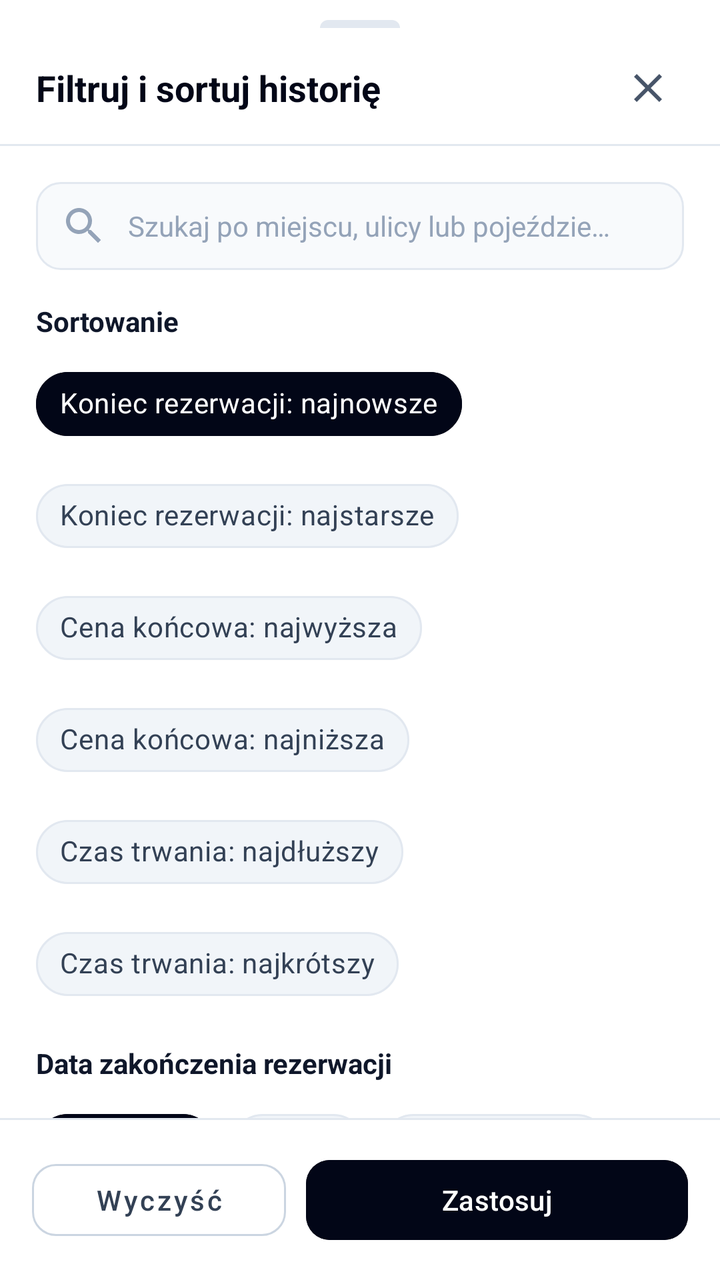
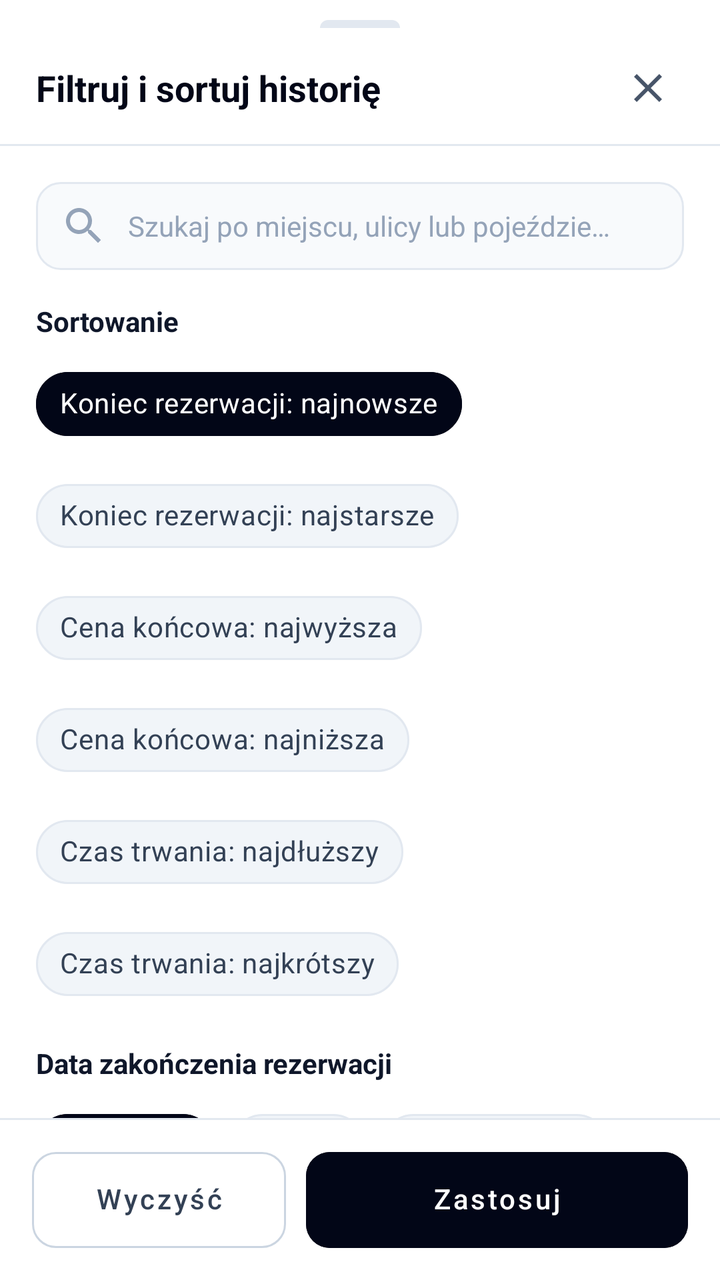

Compare the two renders of this Android layout. The source of the first and the diff that turns it into the second are given below.
<!-- AndroidManifest.xml: application theme Theme.Project -->
<!-- res/layout/dialog_history_filters.xml -->
<?xml version="1.0" encoding="utf-8"?>
<LinearLayout xmlns:android="http://schemas.android.com/apk/res/android"
    xmlns:app="http://schemas.android.com/apk/res-auto"
    android:layout_width="match_parent"
    android:layout_height="wrap_content"
    android:background="@color/card_background"
    android:orientation="vertical">

    
    <View
        android:layout_width="40dp"
        android:layout_height="4dp"
        android:layout_gravity="center_horizontal"
        android:layout_marginTop="10dp"
        android:background="@drawable/bg_bar_chart_slate" />

    
    <LinearLayout
        android:layout_width="match_parent"
        android:layout_height="wrap_content"
        android:gravity="center_vertical"
        android:orientation="horizontal"
        android:paddingHorizontal="18dp"
        android:paddingTop="12dp"
        android:paddingBottom="10dp">

        <TextView
            android:layout_width="0dp"
            android:layout_height="wrap_content"
            android:layout_weight="1"
            android:text="@string/history_filter_title"
            android:textColor="@color/brand_slate_950"
            android:textSize="18sp"
            android:textStyle="bold" />

        <ImageButton
            android:id="@+id/btn_close_history_filters"
            android:layout_width="36dp"
            android:layout_height="36dp"
            android:background="?attr/selectableItemBackgroundBorderless"
            android:contentDescription="@string/btn_close"
            android:src="@drawable/ic_close"
            app:tint="@color/brand_slate_600" />
    </LinearLayout>

    <View
        android:layout_width="match_parent"
        android:layout_height="1dp"
        android:background="@color/brand_slate_200" />

    <androidx.core.widget.NestedScrollView
        android:layout_width="match_parent"
        android:layout_height="0dp"
        android:layout_weight="1"
        android:fillViewport="true">

        <LinearLayout
            android:layout_width="match_parent"
            android:layout_height="wrap_content"
            android:orientation="vertical"
            android:padding="18dp">

            
            <EditText
                android:id="@+id/edit_history_query"
                android:layout_width="match_parent"
                android:layout_height="44dp"
                android:background="@drawable/bg_input_rounded"
                android:drawableStart="@drawable/ic_search"
                android:drawablePadding="10dp"
                android:drawableTint="@color/brand_slate_400"
                android:hint="@string/history_filter_search_hint"
                android:imeOptions="actionDone"
                android:inputType="text"
                android:paddingHorizontal="12dp"
                android:textColor="@color/brand_slate_900"
                android:textColorHint="@color/brand_slate_400"
                android:textSize="14sp" />

            
            <TextView
                android:layout_width="wrap_content"
                android:layout_height="wrap_content"
                android:layout_marginTop="16dp"
                android:text="@string/history_filter_sort_section"
                android:textColor="@color/brand_slate_900"
                android:textSize="14sp"
                android:textStyle="bold" />

            <com.google.android.material.chip.ChipGroup
                android:id="@+id/chip_group_history_sort"
                android:layout_width="match_parent"
                android:layout_height="wrap_content"
                android:layout_marginTop="8dp"
                app:selectionRequired="true"
                app:singleSelection="true">

                <com.google.android.material.chip.Chip
                    android:id="@+id/chip_hsort_end_desc"
                    style="@style/Widget.MaterialComponents.Chip.Choice"
                    android:layout_width="wrap_content"
                    android:layout_height="wrap_content"
                    android:checked="true"
                    android:text="@string/history_sort_end_desc"
                    android:textColor="@color/chip_filter_text_selector"
                    app:chipBackgroundColor="@color/chip_filter_bg_selector"
                    app:chipStrokeColor="@color/chip_filter_stroke_selector"
                    app:chipStrokeWidth="1dp" />

                <com.google.android.material.chip.Chip
                    android:id="@+id/chip_hsort_end_asc"
                    style="@style/Widget.MaterialComponents.Chip.Choice"
                    android:layout_width="wrap_content"
                    android:layout_height="wrap_content"
                    android:text="@string/history_sort_end_asc"
                    android:textColor="@color/chip_filter_text_selector"
                    app:chipBackgroundColor="@color/chip_filter_bg_selector"
                    app:chipStrokeColor="@color/chip_filter_stroke_selector"
                    app:chipStrokeWidth="1dp" />

                <com.google.android.material.chip.Chip
                    android:id="@+id/chip_hsort_price_desc"
                    style="@style/Widget.MaterialComponents.Chip.Choice"
                    android:layout_width="wrap_content"
                    android:layout_height="wrap_content"
                    android:text="@string/history_sort_price_desc"
                    android:textColor="@color/chip_filter_text_selector"
                    app:chipBackgroundColor="@color/chip_filter_bg_selector"
                    app:chipStrokeColor="@color/chip_filter_stroke_selector"
                    app:chipStrokeWidth="1dp" />

                <com.google.android.material.chip.Chip
                    android:id="@+id/chip_hsort_price_asc"
                    style="@style/Widget.MaterialComponents.Chip.Choice"
                    android:layout_width="wrap_content"
                    android:layout_height="wrap_content"
                    android:text="@string/history_sort_price_asc"
                    android:textColor="@color/chip_filter_text_selector"
                    app:chipBackgroundColor="@color/chip_filter_bg_selector"
                    app:chipStrokeColor="@color/chip_filter_stroke_selector"
                    app:chipStrokeWidth="1dp" />

                <com.google.android.material.chip.Chip
                    android:id="@+id/chip_hsort_dur_desc"
                    style="@style/Widget.MaterialComponents.Chip.Choice"
                    android:layout_width="wrap_content"
                    android:layout_height="wrap_content"
                    android:text="@string/history_sort_duration_desc"
                    android:textColor="@color/chip_filter_text_selector"
                    app:chipBackgroundColor="@color/chip_filter_bg_selector"
                    app:chipStrokeColor="@color/chip_filter_stroke_selector"
                    app:chipStrokeWidth="1dp" />

                <com.google.android.material.chip.Chip
                    android:id="@+id/chip_hsort_dur_asc"
                    style="@style/Widget.MaterialComponents.Chip.Choice"
                    android:layout_width="wrap_content"
                    android:layout_height="wrap_content"
                    android:text="@string/history_sort_duration_asc"
                    android:textColor="@color/chip_filter_text_selector"
                    app:chipBackgroundColor="@color/chip_filter_bg_selector"
                    app:chipStrokeColor="@color/chip_filter_stroke_selector"
                    app:chipStrokeWidth="1dp" />
            </com.google.android.material.chip.ChipGroup>

            
            <TextView
                android:layout_width="wrap_content"
                android:layout_height="wrap_content"
                android:layout_marginTop="16dp"
                android:text="@string/history_filter_end_section"
                android:textColor="@color/brand_slate_900"
                android:textSize="14sp"
                android:textStyle="bold" />

            <com.google.android.material.chip.ChipGroup
                android:id="@+id/chip_group_history_date"
                android:layout_width="match_parent"
                android:layout_height="wrap_content"
                android:layout_marginTop="8dp"
                app:selectionRequired="true"
                app:singleSelection="true">

                <com.google.android.material.chip.Chip
                    android:id="@+id/chip_hdate_all"
                    style="@style/Widget.MaterialComponents.Chip.Choice"
                    android:layout_width="wrap_content"
                    android:layout_height="wrap_content"
                    android:checked="true"
                    android:text="@string/history_filter_date_all"
                    android:textColor="@color/chip_filter_text_selector"
                    app:chipBackgroundColor="@color/chip_filter_bg_selector"
                    app:chipStrokeColor="@color/chip_filter_stroke_selector"
                    app:chipStrokeWidth="1dp" />

                <com.google.android.material.chip.Chip
                    android:id="@+id/chip_hdate_today"
                    style="@style/Widget.MaterialComponents.Chip.Choice"
                    android:layout_width="wrap_content"
                    android:layout_height="wrap_content"
                    android:text="@string/history_filter_date_today"
                    android:textColor="@color/chip_filter_text_selector"
                    app:chipBackgroundColor="@color/chip_filter_bg_selector"
                    app:chipStrokeColor="@color/chip_filter_stroke_selector"
                    app:chipStrokeWidth="1dp" />

                <com.google.android.material.chip.Chip
                    android:id="@+id/chip_hdate_7d"
                    style="@style/Widget.MaterialComponents.Chip.Choice"
                    android:layout_width="wrap_content"
                    android:layout_height="wrap_content"
                    android:text="@string/history_filter_date_7d"
                    android:textColor="@color/chip_filter_text_selector"
                    app:chipBackgroundColor="@color/chip_filter_bg_selector"
                    app:chipStrokeColor="@color/chip_filter_stroke_selector"
                    app:chipStrokeWidth="1dp" />

                <com.google.android.material.chip.Chip
                    android:id="@+id/chip_hdate_30d"
                    style="@style/Widget.MaterialComponents.Chip.Choice"
                    android:layout_width="wrap_content"
                    android:layout_height="wrap_content"
                    android:text="@string/history_filter_date_30d"
                    android:textColor="@color/chip_filter_text_selector"
                    app:chipBackgroundColor="@color/chip_filter_bg_selector"
                    app:chipStrokeColor="@color/chip_filter_stroke_selector"
                    app:chipStrokeWidth="1dp" />

                <com.google.android.material.chip.Chip
                    android:id="@+id/chip_hdate_custom"
                    style="@style/Widget.MaterialComponents.Chip.Choice"
                    android:layout_width="wrap_content"
                    android:layout_height="wrap_content"
                    android:text="@string/history_filter_date_custom"
                    android:textColor="@color/chip_filter_text_selector"
                    app:chipBackgroundColor="@color/chip_filter_bg_selector"
                    app:chipStrokeColor="@color/chip_filter_stroke_selector"
                    app:chipStrokeWidth="1dp" />
            </com.google.android.material.chip.ChipGroup>

            <LinearLayout
                android:id="@+id/layout_history_custom_dates"
                android:layout_width="match_parent"
                android:layout_height="wrap_content"
                android:layout_marginTop="8dp"
                android:orientation="horizontal"
                android:visibility="gone">

                <com.google.android.material.button.MaterialButton
                    android:id="@+id/btn_history_date_from"
                    style="@style/Widget.MaterialComponents.Button.OutlinedButton"
                    android:layout_width="0dp"
                    android:layout_height="44dp"
                    android:layout_marginEnd="8dp"
                    android:layout_weight="1"
                    android:text="@string/history_filter_date_from"
                    android:textAllCaps="false"
                    android:textColor="@color/brand_slate_900"
                    android:textSize="12sp"
                    app:cornerRadius="10dp"
                    app:strokeColor="@color/brand_slate_300" />

                <com.google.android.material.button.MaterialButton
                    android:id="@+id/btn_history_date_to"
                    style="@style/Widget.MaterialComponents.Button.OutlinedButton"
                    android:layout_width="0dp"
                    android:layout_height="44dp"
                    android:layout_weight="1"
                    android:text="@string/history_filter_date_to"
                    android:textAllCaps="false"
                    android:textColor="@color/brand_slate_900"
                    android:textSize="12sp"
                    app:cornerRadius="10dp"
                    app:strokeColor="@color/brand_slate_300" />
            </LinearLayout>

            
            <TextView
                android:layout_width="wrap_content"
                android:layout_height="wrap_content"
                android:layout_marginTop="16dp"
                android:text="@string/history_filter_duration_section"
                android:textColor="@color/brand_slate_900"
                android:textSize="14sp"
                android:textStyle="bold" />

            <com.google.android.material.chip.ChipGroup
                android:id="@+id/chip_group_history_duration"
                android:layout_width="match_parent"
                android:layout_height="wrap_content"
                android:layout_marginTop="8dp"
                app:selectionRequired="true"
                app:singleSelection="true">

                <com.google.android.material.chip.Chip
                    android:id="@+id/chip_hdur_all"
                    style="@style/Widget.MaterialComponents.Chip.Choice"
                    android:layout_width="wrap_content"
                    android:layout_height="wrap_content"
                    android:checked="true"
                    android:text="@string/history_filter_dur_all"
                    android:textColor="@color/chip_filter_text_selector"
                    app:chipBackgroundColor="@color/chip_filter_bg_selector"
                    app:chipStrokeColor="@color/chip_filter_stroke_selector"
                    app:chipStrokeWidth="1dp" />

                <com.google.android.material.chip.Chip
                    android:id="@+id/chip_hdur_short"
                    style="@style/Widget.MaterialComponents.Chip.Choice"
                    android:layout_width="wrap_content"
                    android:layout_height="wrap_content"
                    android:text="@string/history_filter_dur_short"
                    android:textColor="@color/chip_filter_text_selector"
                    app:chipBackgroundColor="@color/chip_filter_bg_selector"
                    app:chipStrokeColor="@color/chip_filter_stroke_selector"
                    app:chipStrokeWidth="1dp" />

                <com.google.android.material.chip.Chip
                    android:id="@+id/chip_hdur_medium"
                    style="@style/Widget.MaterialComponents.Chip.Choice"
                    android:layout_width="wrap_content"
                    android:layout_height="wrap_content"
                    android:text="@string/history_filter_dur_medium"
                    android:textColor="@color/chip_filter_text_selector"
                    app:chipBackgroundColor="@color/chip_filter_bg_selector"
                    app:chipStrokeColor="@color/chip_filter_stroke_selector"
                    app:chipStrokeWidth="1dp" />

                <com.google.android.material.chip.Chip
                    android:id="@+id/chip_hdur_long"
                    style="@style/Widget.MaterialComponents.Chip.Choice"
                    android:layout_width="wrap_content"
                    android:layout_height="wrap_content"
                    android:text="@string/history_filter_dur_long"
                    android:textColor="@color/chip_filter_text_selector"
                    app:chipBackgroundColor="@color/chip_filter_bg_selector"
                    app:chipStrokeColor="@color/chip_filter_stroke_selector"
                    app:chipStrokeWidth="1dp" />
            </com.google.android.material.chip.ChipGroup>

            
            <TextView
                android:layout_width="wrap_content"
                android:layout_height="wrap_content"
                android:layout_marginTop="16dp"
                android:text="@string/history_filter_price_section"
                android:textColor="@color/brand_slate_900"
                android:textSize="14sp"
                android:textStyle="bold" />

            <LinearLayout
                android:layout_width="match_parent"
                android:layout_height="wrap_content"
                android:layout_marginTop="8dp"
                android:orientation="horizontal">

                <EditText
                    android:id="@+id/edit_history_price_min"
                    android:layout_width="0dp"
                    android:layout_height="44dp"
                    android:layout_marginEnd="8dp"
                    android:layout_weight="1"
                    android:background="@drawable/bg_input_rounded"
                    android:hint="@string/map_filter_price_min"
                    android:inputType="numberDecimal"
                    android:paddingHorizontal="12dp"
                    android:textColor="@color/brand_slate_900"
                    android:textColorHint="@color/brand_slate_400"
                    android:textSize="14sp" />

                <EditText
                    android:id="@+id/edit_history_price_max"
                    android:layout_width="0dp"
                    android:layout_height="44dp"
                    android:layout_weight="1"
                    android:background="@drawable/bg_input_rounded"
                    android:hint="@string/map_filter_price_max"
                    android:inputType="numberDecimal"
                    android:paddingHorizontal="12dp"
                    android:textColor="@color/brand_slate_900"
                    android:textColorHint="@color/brand_slate_400"
                    android:textSize="14sp" />
            </LinearLayout>

            <com.google.android.material.checkbox.MaterialCheckBox
                android:id="@+id/checkbox_overstay_only"
                android:layout_width="match_parent"
                android:layout_height="wrap_content"
                android:layout_marginTop="6dp"
                android:text="@string/history_filter_overstay_only"
                android:textColor="@color/brand_slate_800"
                android:textSize="13sp" />

            
            <TextView
                android:layout_width="wrap_content"
                android:layout_height="wrap_content"
                android:layout_marginTop="14dp"
                android:text="@string/history_filter_status_section"
                android:textColor="@color/brand_slate_900"
                android:textSize="14sp"
                android:textStyle="bold" />

            <com.google.android.material.chip.ChipGroup
                android:id="@+id/chip_group_history_status"
                android:layout_width="match_parent"
                android:layout_height="wrap_content"
                android:layout_marginTop="8dp"
                app:selectionRequired="true"
                app:singleSelection="true">

                <com.google.android.material.chip.Chip
                    android:id="@+id/chip_hstatus_all"
                    style="@style/Widget.MaterialComponents.Chip.Choice"
                    android:layout_width="wrap_content"
                    android:layout_height="wrap_content"
                    android:checked="true"
                    android:text="@string/places_filter_all"
                    android:textColor="@color/chip_filter_text_selector"
                    app:chipBackgroundColor="@color/chip_filter_bg_selector"
                    app:chipStrokeColor="@color/chip_filter_stroke_selector"
                    app:chipStrokeWidth="1dp" />

                <com.google.android.material.chip.Chip
                    android:id="@+id/chip_hstatus_completed"
                    style="@style/Widget.MaterialComponents.Chip.Choice"
                    android:layout_width="wrap_content"
                    android:layout_height="wrap_content"
                    android:text="@string/status_completed"
                    android:textColor="@color/chip_filter_text_selector"
                    app:chipBackgroundColor="@color/chip_filter_bg_selector"
                    app:chipStrokeColor="@color/chip_filter_stroke_selector"
                    app:chipStrokeWidth="1dp" />

                <com.google.android.material.chip.Chip
                    android:id="@+id/chip_hstatus_cancelled"
                    style="@style/Widget.MaterialComponents.Chip.Choice"
                    android:layout_width="wrap_content"
                    android:layout_height="wrap_content"
                    android:text="@string/status_cancelled"
                    android:textColor="@color/chip_filter_text_selector"
                    app:chipBackgroundColor="@color/chip_filter_bg_selector"
                    app:chipStrokeColor="@color/chip_filter_stroke_selector"
                    app:chipStrokeWidth="1dp" />

                <com.google.android.material.chip.Chip
                    android:id="@+id/chip_hstatus_rejected"
                    style="@style/Widget.MaterialComponents.Chip.Choice"
                    android:layout_width="wrap_content"
                    android:layout_height="wrap_content"
                    android:text="@string/status_rejected"
                    android:textColor="@color/chip_filter_text_selector"
                    app:chipBackgroundColor="@color/chip_filter_bg_selector"
                    app:chipStrokeColor="@color/chip_filter_stroke_selector"
                    app:chipStrokeWidth="1dp" />

                <com.google.android.material.chip.Chip
                    android:id="@+id/chip_hstatus_expired"
                    style="@style/Widget.MaterialComponents.Chip.Choice"
                    android:layout_width="wrap_content"
                    android:layout_height="wrap_content"
                    android:text="@string/status_expired"
                    android:textColor="@color/chip_filter_text_selector"
                    app:chipBackgroundColor="@color/chip_filter_bg_selector"
                    app:chipStrokeColor="@color/chip_filter_stroke_selector"
                    app:chipStrokeWidth="1dp" />

                <com.google.android.material.chip.Chip
                    android:id="@+id/chip_hstatus_noshow"
                    style="@style/Widget.MaterialComponents.Chip.Choice"
                    android:layout_width="wrap_content"
                    android:layout_height="wrap_content"
                    android:text="@string/status_no_show"
                    android:textColor="@color/chip_filter_text_selector"
                    app:chipBackgroundColor="@color/chip_filter_bg_selector"
                    app:chipStrokeColor="@color/chip_filter_stroke_selector"
                    app:chipStrokeWidth="1dp" />
            </com.google.android.material.chip.ChipGroup>
        </LinearLayout>
    </androidx.core.widget.NestedScrollView>

    <View
        android:layout_width="match_parent"
        android:layout_height="1dp"
        android:background="@color/brand_slate_200" />

    <LinearLayout
        android:layout_width="match_parent"
        android:layout_height="wrap_content"
        android:orientation="horizontal"
        android:padding="16dp">

        <com.google.android.material.button.MaterialButton
            android:id="@+id/btn_reset_history_dialog_filters"
            style="@style/Widget.MaterialComponents.Button.OutlinedButton"
            android:layout_width="0dp"
            android:layout_height="48dp"
            android:layout_marginEnd="10dp"
            android:layout_weight="1"
            android:text="@string/map_filter_reset"
            android:textAllCaps="false"
            android:textColor="@color/brand_slate_700"
            app:cornerRadius="12dp"
            app:strokeColor="@color/brand_slate_300" />

        <com.google.android.material.button.MaterialButton
            android:id="@+id/btn_apply_history_dialog_filters"
            android:layout_width="0dp"
            android:layout_height="48dp"
            android:layout_weight="1.5"
            android:backgroundTint="@color/brand_slate_950"
            android:text="@string/filter_apply_btn"
            android:textAllCaps="false"
            android:textColor="@color/white"
            app:cornerRadius="12dp" />
    </LinearLayout>
</LinearLayout>
<!-- resources referenced by this layout -->
<resources>
  <color name="brand_slate_200">#E2E8F0</color>
  <color name="brand_slate_300">#CBD5E1</color>
  <color name="brand_slate_400">#94A3B8</color>
  <color name="brand_slate_600">#475569</color>
  <color name="brand_slate_700">#334155</color>
  <color name="brand_slate_800">#1E293B</color>
  <color name="brand_slate_900">#0F172A</color>
  <color name="brand_slate_950">#020617</color>
  <color name="card_background">#FFFFFF</color>
  <color name="white">#FFFFFFFF</color>
  <string name="btn_close">Zamknij</string>
  <string name="filter_apply_btn">Zastosuj</string>
  <string name="history_filter_date_30d">Ostatnie 30 dni</string>
  <string name="history_filter_date_7d">Ostatnie 7 dni</string>
  <string name="history_filter_date_all">Wszystkie</string>
  <string name="history_filter_date_custom">Własny zakres</string>
  <string name="history_filter_date_from">Od daty</string>
  <string name="history_filter_date_to">Do daty</string>
  <string name="history_filter_date_today">Dzisiaj</string>
  <string name="history_filter_dur_all">Dowolny</string>
  <string name="history_filter_dur_long">Powyżej 6 godz.</string>
  <string name="history_filter_dur_medium">2 – 6 godz.</string>
  <string name="history_filter_dur_short">Do 2 godz.</string>
  <string name="history_filter_duration_section">Czas trwania postoju</string>
  <string name="history_filter_end_section">Data zakończenia rezerwacji</string>
  <string name="history_filter_overstay_only">Tylko z dopłatą po czasie (+15%)</string>
  <string name="history_filter_price_section">Cena końcowa (PLN)</string>
  <string name="history_filter_search_hint">Szukaj po miejscu, ulicy lub pojeździe…</string>
  <string name="history_filter_sort_section">Sortowanie</string>
  <string name="history_filter_status_section">Status zakończenia</string>
  <string name="history_filter_title">Filtruj i sortuj historię</string>
  <string name="history_sort_duration_asc">Czas trwania: najkrótszy</string>
  <string name="history_sort_duration_desc">Czas trwania: najdłuższy</string>
  <string name="history_sort_end_asc">Koniec rezerwacji: najstarsze</string>
  <string name="history_sort_end_desc">Koniec rezerwacji: najnowsze</string>
  <string name="history_sort_price_asc">Cena końcowa: najniższa</string>
  <string name="history_sort_price_desc">Cena końcowa: najwyższa</string>
  <string name="map_filter_price_max">Cena do (zł)</string>
  <string name="map_filter_price_min">Cena od (zł)</string>
  <string name="map_filter_reset">Wyczyść</string>
  <string name="places_filter_all">Wszystkie</string>
  <string name="status_cancelled">ANULOWANA</string>
  <string name="status_completed">ZAKOŃCZONA</string>
  <string name="status_expired">WYGASŁA</string>
  <string name="status_no_show">NIE PRZYJECHAŁ</string>
  <string name="status_rejected">ODRZUCONA</string>
  <color name="brand_slate_50">#F8FAFC</color>
  <color name="text_primary">#0F172A</color>
  <style name="Base.Theme.Project" parent="Theme.Material3.DayNight.NoActionBar">
          <item name="bottomNavigationStyle">@style/Widget.App.BottomNavigationView</item>
      </style>
  <color name="green_mint_pill">#52F7A9</color>
  <!-- unchanged entries left out for length: 7 -->
</resources>

<!-- the commit's change to res/layout/dialog_history_filters.xml (unified diff, before → after) -->
@@ -497,6 +497,10 @@
             android:layout_height="48dp"
             android:layout_marginEnd="10dp"
             android:layout_weight="1"
+            android:gravity="center"
+            android:includeFontPadding="false"
+            android:insetTop="0dp"
+            android:insetBottom="0dp"
             android:text="@string/map_filter_reset"
             android:textAllCaps="false"
             android:textColor="@color/brand_slate_700"
@@ -505,10 +509,15 @@
 
         <com.google.android.material.button.MaterialButton
             android:id="@+id/btn_apply_history_dialog_filters"
+            style="@style/Widget.MaterialComponents.Button.UnelevatedButton"
             android:layout_width="0dp"
             android:layout_height="48dp"
             android:layout_weight="1.5"
             android:backgroundTint="@color/brand_slate_950"
+            android:gravity="center"
+            android:includeFontPadding="false"
+            android:insetTop="0dp"
+            android:insetBottom="0dp"
             android:text="@string/filter_apply_btn"
             android:textAllCaps="false"
             android:textColor="@color/white"
<!-- resource entries referenced after the edit -->
@@ -50,6 +50,20 @@
   <color name="text_primary">#0F172A</color>
   <style name="Base.Theme.Project" parent="Theme.Material3.DayNight.NoActionBar">
           <item name="bottomNavigationStyle">@style/Widget.App.BottomNavigationView</item>
+          <item name="materialButtonStyle">@style/Widget.App.Button</item>
+          <item name="materialButtonOutlinedStyle">@style/Widget.App.Button.Outlined</item>
+      </style>
+  <style name="Widget.App.Button" parent="Widget.MaterialComponents.Button.UnelevatedButton">
+          <item name="android:gravity">center</item>
+          <item name="android:includeFontPadding">false</item>
+          <item name="android:insetTop">0dp</item>
+          <item name="android:insetBottom">0dp</item>
+      </style>
+  <style name="Widget.App.Button.Outlined" parent="Widget.MaterialComponents.Button.OutlinedButton">
+          <item name="android:gravity">center</item>
+          <item name="android:includeFontPadding">false</item>
+          <item name="android:insetTop">0dp</item>
+          <item name="android:insetBottom">0dp</item>
       </style>
   <color name="green_mint_pill">#52F7A9</color>
   <!-- unchanged entries left out for length: 7 -->
